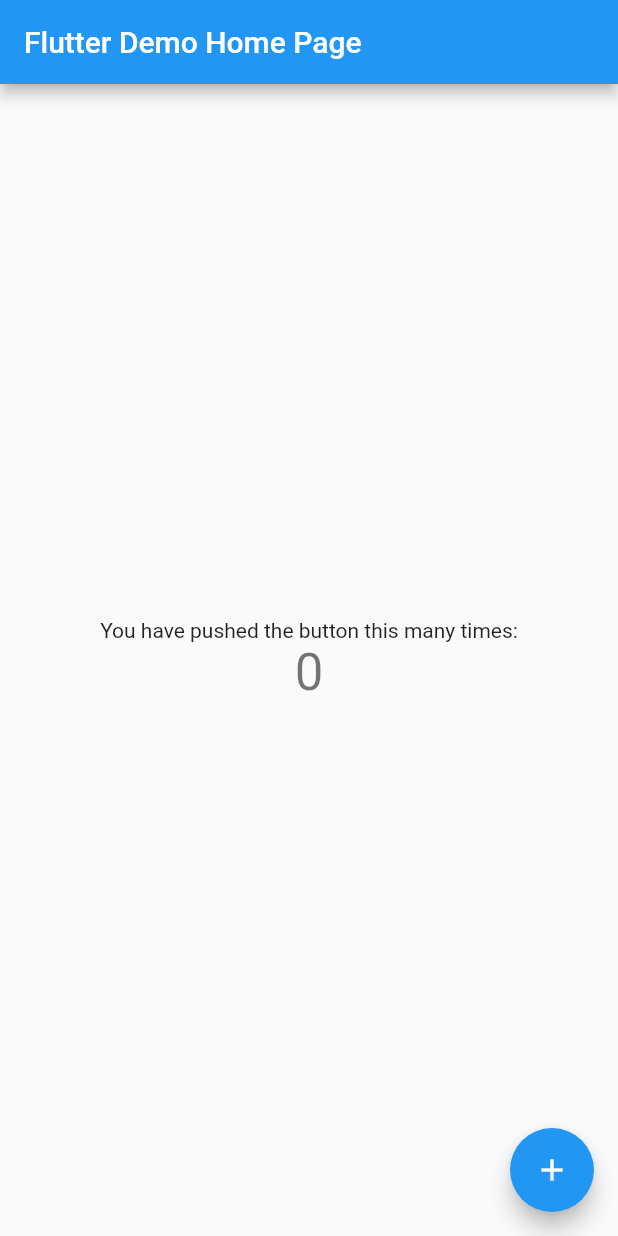
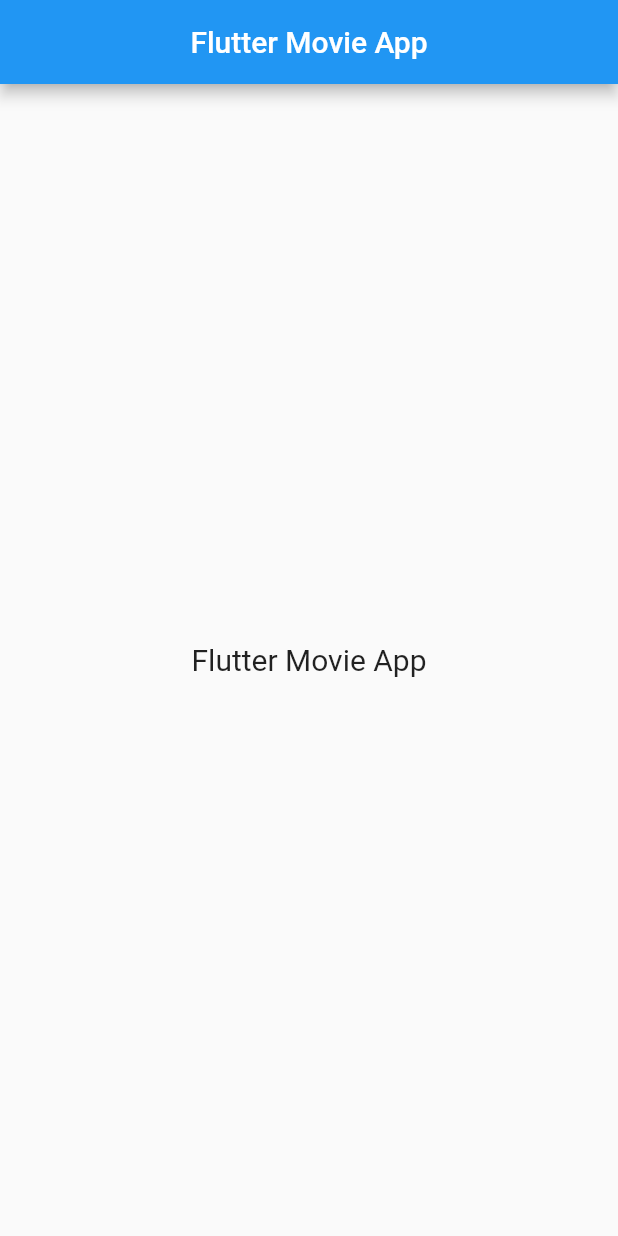
Before and after one commit to maxgdev/flutter_movie_app, a Flutter app: the screen it shows after launch, on a phone screen of 412 x 824 dp. Run offline on Flutter 3.47's test engine with Material 2 defaults, Android fonts, the phone set to English and light mode, and no system bars.

Commit message:
Code cleanup

```diff
--- a/lib/main.dart
+++ b/lib/main.dart
@@ -5,43 +5,20 @@ void main() {
 }
 
 class MyApp extends StatelessWidget {
-  // This widget is the root of your application.
+
   @override
   Widget build(BuildContext context) {
     return MaterialApp(
-      title: 'Flutter Demo',
-      theme: ThemeData(
-        // This is the theme of your application.
-        //
-        // Try running your application with "flutter run". You'll see the
-        // application has a blue toolbar. Then, without quitting the app, try
-        // changing the primarySwatch below to Colors.green and then invoke
-        // "hot reload" (press "r" in the console where you ran "flutter run",
-        // or simply save your changes to "hot reload" in a Flutter IDE).
-        // Notice that the counter didn't reset back to zero; the application
-        // is not restarted.
-        primarySwatch: Colors.blue,
-        // This makes the visual density adapt to the platform that you run
-        // the app on. For desktop platforms, the controls will be smaller and
-        // closer together (more dense) than on mobile platforms.
-        visualDensity: VisualDensity.adaptivePlatformDensity,
-      ),
-      home: MyHomePage(title: 'Flutter Demo Home Page'),
+      // Hide the Debug banner
+      debugShowCheckedModeBanner: false,
+      title: 'Flutter Movie App',
+      home: MyHomePage(title: 'Flutter Movie App'),
     );
   }
 }
 
 class MyHomePage extends StatefulWidget {
   MyHomePage({Key key, this.title}) : super(key: key);
-
-  // This widget is the home page of your application. It is stateful, meaning
-  // that it has a State object (defined below) that contains fields that affect
-  // how it looks.
-
-  // This class is the configuration for the state. It holds the values (in this
-  // case the title) provided by the parent (in this case the App widget) and
-  // used by the build method of the State. Fields in a Widget subclass are
-  // always marked "final".
 
   final String title;
 
@@ -50,68 +27,20 @@ class MyHomePage extends StatefulWidget {
 }
 
 class _MyHomePageState extends State<MyHomePage> {
-  int _counter = 0;
 
-  void _incrementCounter() {
-    setState(() {
-      // This call to setState tells the Flutter framework that something has
-      // changed in this State, which causes it to rerun the build method below
-      // so that the display can reflect the updated values. If we changed
-      // _counter without calling setState(), then the build method would not be
-      // called again, and so nothing would appear to happen.
-      _counter++;
-    });
-  }
 
   @override
   Widget build(BuildContext context) {
-    // This method is rerun every time setState is called, for instance as done
-    // by the _incrementCounter method above.
-    //
-    // The Flutter framework has been optimized to make rerunning build methods
-    // fast, so that you can just rebuild anything that needs updating rather
-    // than having to individually change instances of widgets.
+
     return Scaffold(
       appBar: AppBar(
-        // Here we take the value from the MyHomePage object that was created by
-        // the App.build method, and use it to set our appbar title.
+        centerTitle: true,
         title: Text(widget.title),
       ),
       body: Center(
-        // Center is a layout widget. It takes a single child and positions it
-        // in the middle of the parent.
-        child: Column(
-          // Column is also a layout widget. It takes a list of children and
-          // arranges them vertically. By default, it sizes itself to fit its
-          // children horizontally, and tries to be as tall as its parent.
-          //
-          // Invoke "debug painting" (press "p" in the console, choose the
-          // "Toggle Debug Paint" action from the Flutter Inspector in Android
-          // Studio, or the "Toggle Debug Paint" command in Visual Studio Code)
-          // to see the wireframe for each widget.
-          //
-          // Column has various properties to control how it sizes itself and
-          // how it positions its children. Here we use mainAxisAlignment to
-          // center the children vertically; the main axis here is the vertical
-          // axis because Columns are vertical (the cross axis would be
-          // horizontal).
-          mainAxisAlignment: MainAxisAlignment.center,
-          children: <Widget>[
-            Text(
-              'You have pushed the button this many times:',
-            ),
-            Text(
-              '$_counter',
-              style: Theme.of(context).textTheme.headline4,
-            ),
-          ],
-        ),
+        child: Text("Flutter Movie App", style: TextStyle(fontSize: 20),),
       ),
-      floatingActionButton: FloatingActionButton(
-        onPressed: _incrementCounter,
-        tooltip: 'Increment',
-        child: Icon(Icons.add),
-      ), // This trailing comma makes auto-formatting nicer for build methods.
+
     );
   }
 }
```
Also changed, not shown: pubspec.yaml (+1 -11 lines), 2 other files.
